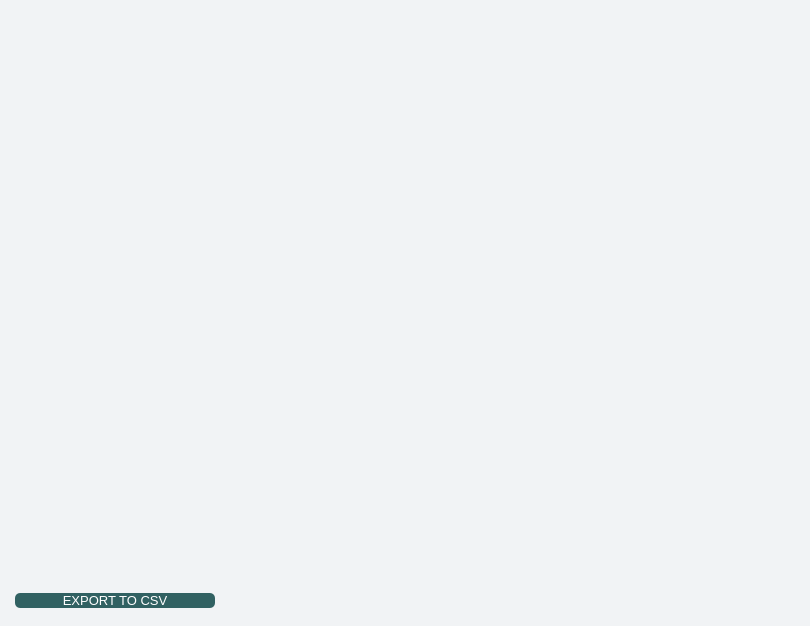
Qt form src/gui/ui/transactionsframe.ui (ConcealNetwork/conceal-desktop) before a commit.
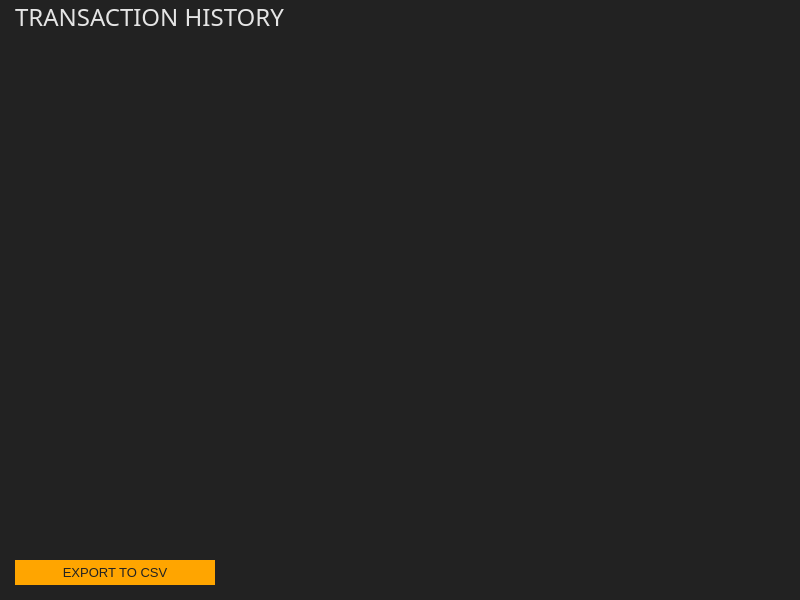
The same form after that commit.

Diff of the .ui file:
```diff
--- a/src/gui/ui/transactionsframe.ui
+++ b/src/gui/ui/transactionsframe.ui
@@ -6,13 +6,13 @@
    <rect>
     <x>0</x>
     <y>0</y>
-    <width>810</width>
+    <width>800</width>
     <height>600</height>
    </rect>
   </property>
   <property name="maximumSize">
    <size>
-    <width>810</width>
+    <width>800</width>
     <height>600</height>
    </size>
   </property>
@@ -26,8 +26,9 @@
    <string>Frame</string>
   </property>
   <property name="styleSheet">
-   <string notr="true">background-color: #F1F3F5;
-border: 0px;</string>
+   <string notr="true">background-color: #222;
+border: 0px;
+color: #e5e5e5;</string>
   </property>
   <property name="frameShape">
    <enum>QFrame::NoFrame</enum>
@@ -43,7 +44,7 @@
     <number>15</number>
    </property>
    <property name="topMargin">
-    <number>15</number>
+    <number>0</number>
    </property>
    <property name="rightMargin">
     <number>15</number>
@@ -51,18 +52,31 @@
    <property name="bottomMargin">
     <number>15</number>
    </property>
+   <item>
+    <widget class="QLabel" name="label">
+     <property name="font">
+      <font>
+       <family>Oswald</family>
+       <pointsize>18</pointsize>
+      </font>
+     </property>
+     <property name="text">
+      <string>TRANSACTION HISTORY</string>
+     </property>
+    </widget>
+   </item>
    <item>
     <widget class="QTreeView" name="m_transactionsView">
      <property name="minimumSize">
       <size>
-       <width>780</width>
-       <height>570</height>
+       <width>770</width>
+       <height>480</height>
       </size>
      </property>
      <property name="maximumSize">
       <size>
-       <width>790</width>
-       <height>570</height>
+       <width>770</width>
+       <height>480</height>
       </size>
      </property>
      <property name="font">
@@ -73,7 +87,7 @@
      </property>
      <property name="styleSheet">
       <string notr="true">QHeaderView::section {
-background-color: #5eb6b5; color: #000;
+background-color: #555; color: #ffff;
     font: 13px;
     border: 0px solid white;
    height: 30px;
@@ -83,10 +97,14 @@
 QTreeView::item
 {
     font: 10px;
+    color: #ddd;
     height: 30px;
-  color: #262626;
 
-}</string>
+
+}
+
+padding: 0px;
+</string>
      </property>
      <property name="frameShape">
       <enum>QFrame::StyledPanel</enum>
@@ -141,6 +159,19 @@
      </attribute>
     </widget>
    </item>
+   <item>
+    <spacer name="verticalSpacer">
+     <property name="orientation">
+      <enum>Qt::Vertical</enum>
+     </property>
+     <property name="sizeHint" stdset="0">
+      <size>
+       <width>20</width>
+       <height>40</height>
+      </size>
+     </property>
+    </spacer>
+   </item>
    <item>
     <layout class="QHBoxLayout" name="horizontalLayout">
      <item>
@@ -148,7 +179,7 @@
        <property name="minimumSize">
         <size>
          <width>200</width>
-         <height>0</height>
+         <height>25</height>
         </size>
        </property>
        <property name="font">
@@ -158,7 +189,7 @@
         </font>
        </property>
        <property name="styleSheet">
-        <string notr="true">background-color: #316162; color: #fff; border-radius: 5px;</string>
+        <string notr="true">color: #222; border-radius: 0px; border: 0px solid; background-color: orange;</string>
        </property>
        <property name="text">
         <string>EXPORT TO CSV</string>
```
